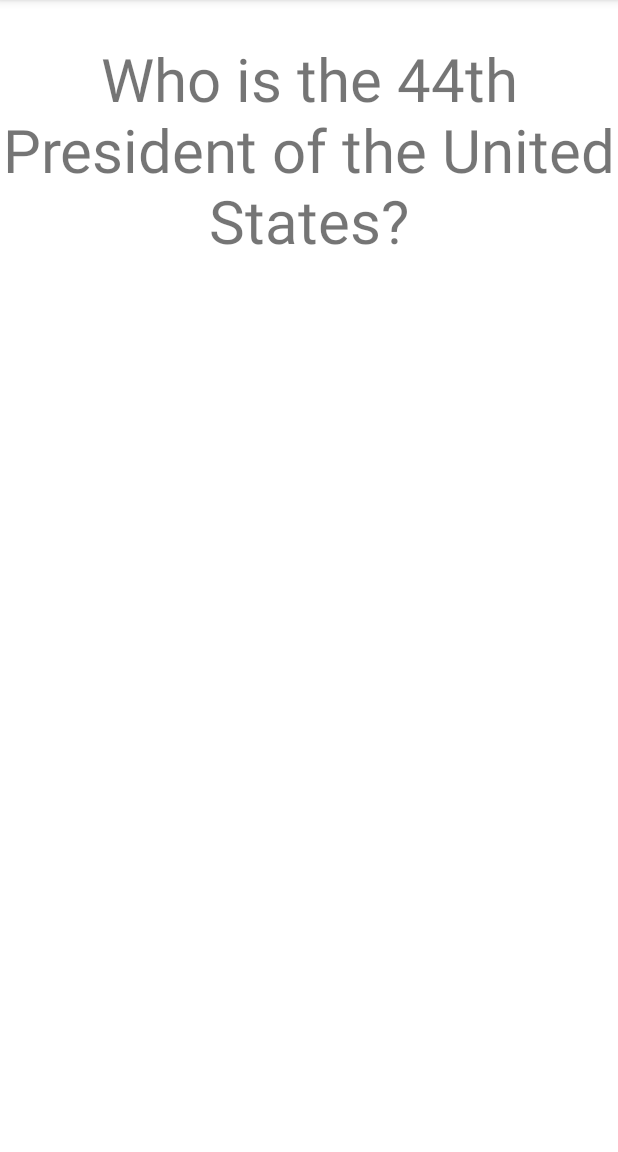
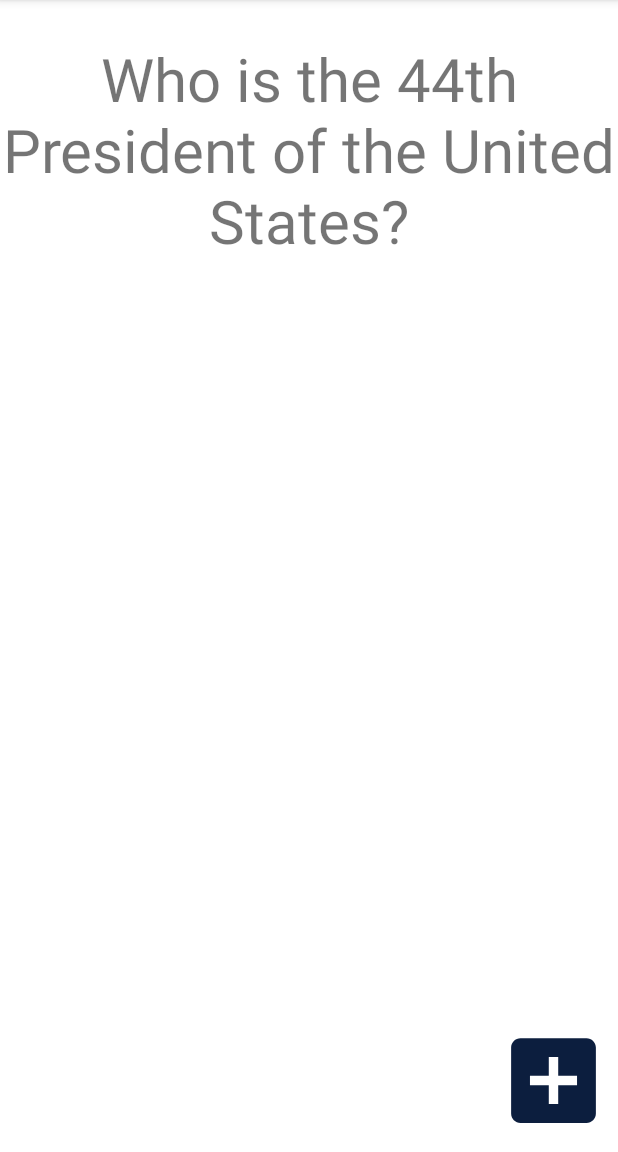
Before and after one commit to gabo0802/CoolFlashcardApp, an Android app: the screen it shows after launch (MainActivity), on a phone screen of 412 x 824 dp, the part 84-1236 px from its top. Run offline under Robolectric (Android 15) with nearby library versions, the phone set to English and light mode, and no system bars.

Commit message:
Lab 2 (most of it)

```diff
--- a/app/src/main/AndroidManifest.xml
+++ b/app/src/main/AndroidManifest.xml
@@ -14,6 +14,9 @@
         android:theme="@style/Theme.CoolFlashcardApp"
         tools:targetApi="31">
         <activity
+            android:name=".AddCardActivity"
+            android:exported="false" />
+        <activity
             android:name=".MainActivity"
             android:exported="true">
             <intent-filter>
--- /dev/null
+++ b/app/src/main/res/drawable/add.xml
@@ -0,0 +1,5 @@
+<vector android:height="24dp" android:tint="#0C1E3E"
+    android:viewportHeight="24" android:viewportWidth="24"
+    android:width="24dp" xmlns:android="http://schemas.android.com/apk/res/android">
+    <path android:fillColor="@android:color/white" android:pathData="M19,3L5,3c-1.11,0 -2,0.9 -2,2v14c0,1.1 0.89,2 2,2h14c1.1,0 2,-0.9 2,-2L21,5c0,-1.1 -0.9,-2 -2,-2zM17,13h-4v4h-2v-4L7,13v-2h4L11,7h2v4h4v2z"/>
+</vector>
--- /dev/null
+++ b/app/src/main/res/drawable/cancel.xml
@@ -0,0 +1,6 @@
+<vector android:height="24dp" android:tint="#0C1E3E"
+    android:viewportHeight="24" android:viewportWidth="24"
+    android:width="24dp" xmlns:android="http://schemas.android.com/apk/res/android">
+    <path android:fillColor="@android:color/white" android:pathData="M21,19.1H3V5h18v14.1zM21,3H3c-1.1,0 -2,0.9 -2,2v14c0,1.1 0.9,2 2,2h18c1.1,0 2,-0.9 2,-2V5c0,-1.1 -0.9,-2 -2,-2z"/>
+    <path android:fillColor="@android:color/white" android:pathData="M14.59,8L12,10.59 9.41,8 8,9.41 10.59,12 8,14.59 9.41,16 12,13.41 14.59,16 16,14.59 13.41,12 16,9.41z"/>
+</vector>
--- /dev/null
+++ b/app/src/main/res/drawable/save.xml
@@ -0,0 +1,5 @@
+<vector android:height="24dp" android:tint="#0C1E3E"
+    android:viewportHeight="24" android:viewportWidth="24"
+    android:width="24dp" xmlns:android="http://schemas.android.com/apk/res/android">
+    <path android:fillColor="@android:color/white" android:pathData="M17,3L5,3c-1.11,0 -2,0.9 -2,2v14c0,1.1 0.89,2 2,2h14c1.1,0 2,-0.9 2,-2L21,7l-4,-4zM12,19c-1.66,0 -3,-1.34 -3,-3s1.34,-3 3,-3 3,1.34 3,3 -1.34,3 -3,3zM15,9L5,9L5,5h10v4z"/>
+</vector>
--- a/app/src/main/res/layout/activity_main.xml
+++ b/app/src/main/res/layout/activity_main.xml
@@ -3,6 +3,7 @@
     xmlns:tools="http://schemas.android.com/tools"
     android:layout_width="match_parent"
     android:layout_height="match_parent"
+    xmlns:app="http://schemas.android.com/apk/res-auto"
     tools:context=".MainActivity">
 
     <TextView
@@ -23,4 +24,17 @@
         android:text="Barack Obama"
         android:textSize="40sp"
         android:visibility="invisible" />
+
+
+    <ImageView
+        android:id="@+id/add"
+        android:layout_width="75dp"
+        android:layout_height="75dp"
+        android:layout_alignParentEnd="true"
+        android:layout_alignParentBottom="true"
+        android:layout_marginEnd="5dp"
+        android:layout_marginBottom="10dp"
+        app:srcCompat="@drawable/add" />
+
+
 </RelativeLayout>
```
Also changed, not shown: app/src/main/java/com/example/coolflashcardapp/AddCardActivity.kt (added, +35 -0 lines), app/src/main/java/com/example/coolflashcardapp/MainActivity.kt (+22 -0 lines), app/src/main/res/layout/activity_add_card.xml (added, +50 -0 lines), 1 other file.
